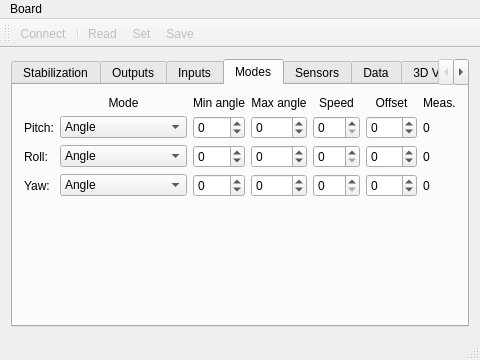
Above: Configurator/mainwindow.ui from MRazgunas/EvvGC-PLUS before the change. Below: the same form after it.
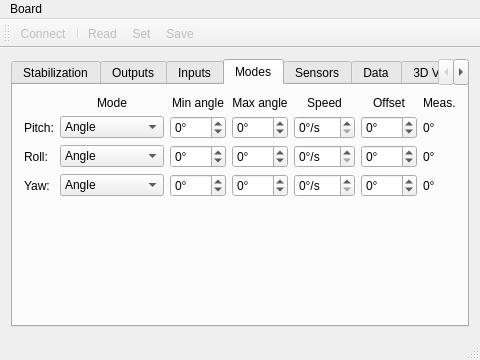
That is the form after the change. The open tabs and pages were chosen to show the change. Custom widgets are drawn as their Qt base class.

Diff of the .ui file:
```diff
--- a/Configurator/mainwindow.ui
+++ b/Configurator/mainwindow.ui
@@ -990,6 +990,9 @@
           <property name="text">
            <string>Offset</string>
           </property>
+          <property name="textFormat">
+           <enum>Qt::PlainText</enum>
+          </property>
           <property name="alignment">
            <set>Qt::AlignCenter</set>
           </property>
@@ -997,6 +1000,12 @@
         </item>
         <item row="5" column="5">
          <widget class="QSpinBox" name="spinInputOffsetYaw">
+          <property name="accelerated">
+           <bool>true</bool>
+          </property>
+          <property name="suffix">
+           <string>°</string>
+          </property>
           <property name="minimum">
            <number>-180</number>
           </property>
@@ -1007,6 +1016,12 @@
         </item>
         <item row="5" column="4">
          <widget class="QSpinBox" name="spinInputSpeedYaw">
+          <property name="accelerated">
+           <bool>true</bool>
+          </property>
+          <property name="suffix">
+           <string>°/s</string>
+          </property>
           <property name="maximum">
            <number>180</number>
           </property>
@@ -1014,6 +1029,12 @@
         </item>
         <item row="5" column="3">
          <widget class="QSpinBox" name="spinInputMaxAngleYaw">
+          <property name="accelerated">
+           <bool>true</bool>
+          </property>
+          <property name="suffix">
+           <string>°</string>
+          </property>
           <property name="minimum">
            <number>-180</number>
           </property>
@@ -1024,6 +1045,12 @@
         </item>
         <item row="5" column="2">
          <widget class="QSpinBox" name="spinInputMinAngleYaw">
+          <property name="accelerated">
+           <bool>true</bool>
+          </property>
+          <property name="suffix">
+           <string>°</string>
+          </property>
           <property name="minimum">
            <number>-180</number>
           </property>
@@ -1089,6 +1116,9 @@
           <property name="text">
            <string>Max angle</string>
           </property>
+          <property name="textFormat">
+           <enum>Qt::PlainText</enum>
+          </property>
           <property name="alignment">
            <set>Qt::AlignCenter</set>
           </property>
@@ -1099,6 +1129,9 @@
           <property name="text">
            <string>Min angle</string>
           </property>
+          <property name="textFormat">
+           <enum>Qt::PlainText</enum>
+          </property>
           <property name="alignment">
            <set>Qt::AlignCenter</set>
           </property>
@@ -1109,6 +1142,9 @@
           <property name="text">
            <string>Mode</string>
           </property>
+          <property name="textFormat">
+           <enum>Qt::PlainText</enum>
+          </property>
           <property name="alignment">
            <set>Qt::AlignCenter</set>
           </property>
@@ -1144,6 +1180,9 @@
           <property name="text">
            <string>Speed</string>
           </property>
+          <property name="textFormat">
+           <enum>Qt::PlainText</enum>
+          </property>
           <property name="alignment">
            <set>Qt::AlignCenter</set>
           </property>
@@ -1176,26 +1215,44 @@
         </item>
         <item row="4" column="2">
          <widget class="QSpinBox" name="spinInputMinAngleRoll">
+          <property name="accelerated">
+           <bool>true</bool>
+          </property>
+          <property name="suffix">
+           <string>°</string>
+          </property>
           <property name="minimum">
-           <number>-180</number>
+           <number>-90</number>
           </property>
           <property name="maximum">
-           <number>180</number>
+           <number>90</number>
           </property>
          </widget>
         </item>
         <item row="4" column="3">
          <widget class="QSpinBox" name="spinInputMaxAngleRoll">
+          <property name="accelerated">
+           <bool>true</bool>
+          </property>
+          <property name="suffix">
+           <string>°</string>
+          </property>
           <property name="minimum">
-           <number>-180</number>
+           <number>-90</number>
           </property>
           <property name="maximum">
-           <number>180</number>
+           <number>90</number>
           </property>
          </widget>
         </item>
         <item row="4" column="4">
          <widget class="QSpinBox" name="spinInputSpeedRoll">
+          <property name="accelerated">
+           <bool>true</bool>
+          </property>
+          <property name="suffix">
+           <string>°/s</string>
+          </property>
           <property name="maximum">
            <number>180</number>
           </property>
@@ -1228,6 +1285,12 @@
         </item>
         <item row="2" column="2">
          <widget class="QSpinBox" name="spinInputMinAnglePitch">
+          <property name="accelerated">
+           <bool>true</bool>
+          </property>
+          <property name="suffix">
+           <string>°</string>
+          </property>
           <property name="minimum">
            <number>-180</number>
           </property>
@@ -1238,6 +1301,12 @@
         </item>
         <item row="2" column="3">
          <widget class="QSpinBox" name="spinInputMaxAnglePitch">
+          <property name="accelerated">
+           <bool>true</bool>
+          </property>
+          <property name="suffix">
+           <string>°</string>
+          </property>
           <property name="minimum">
            <number>-180</number>
           </property>
@@ -1248,6 +1317,12 @@
         </item>
         <item row="4" column="5">
          <widget class="QSpinBox" name="spinInputOffsetRoll">
+          <property name="accelerated">
+           <bool>true</bool>
+          </property>
+          <property name="suffix">
+           <string>°</string>
+          </property>
           <property name="minimum">
            <number>-180</number>
           </property>
@@ -1258,6 +1333,12 @@
         </item>
         <item row="2" column="4">
          <widget class="QSpinBox" name="spinInputSpeedPitch">
+          <property name="accelerated">
+           <bool>true</bool>
+          </property>
+          <property name="suffix">
+           <string>°/s</string>
+          </property>
           <property name="maximum">
            <number>180</number>
           </property>
@@ -1265,6 +1346,12 @@
         </item>
         <item row="2" column="5">
          <widget class="QSpinBox" name="spinInputOffsetPitch">
+          <property name="accelerated">
+           <bool>true</bool>
+          </property>
+          <property name="suffix">
+           <string>°</string>
+          </property>
           <property name="minimum">
            <number>-180</number>
           </property>
@@ -1283,21 +1370,30 @@
         <item row="2" column="6">
          <widget class="QLabel" name="labelOffsetPitch">
           <property name="text">
-           <string>0</string>
+           <string>0°</string>
+          </property>
+          <property name="textFormat">
+           <enum>Qt::PlainText</enum>
           </property>
          </widget>
         </item>
         <item row="4" column="6">
          <widget class="QLabel" name="labelOffsetRoll">
           <property name="text">
-           <string>0</string>
+           <string>0°</string>
+          </property>
+          <property name="textFormat">
+           <enum>Qt::PlainText</enum>
           </property>
          </widget>
         </item>
         <item row="5" column="6">
          <widget class="QLabel" name="labelOffsetYaw">
           <property name="text">
-           <string>0</string>
+           <string>0°</string>
+          </property>
+          <property name="textFormat">
+           <enum>Qt::PlainText</enum>
           </property>
          </widget>
         </item>
```
Left out of the diff: 202 changed lines with no effect on the pictures.
